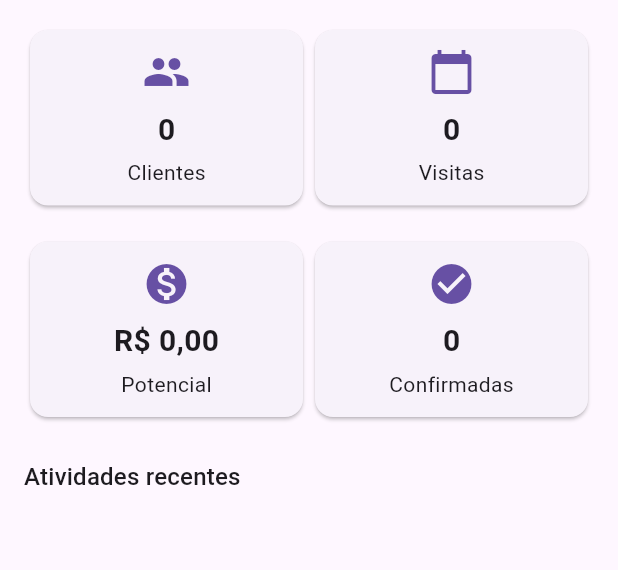
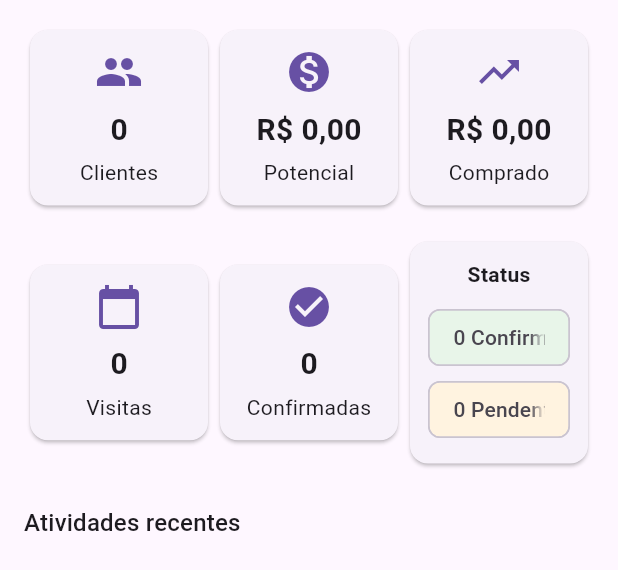
Before and after one commit to albertothe/agendarep, a Flutter app: the DashboardPage widget shown alone on an empty page, opened directly, on a phone screen of 412 x 824 dp. Shown: the top 570 px of the screen. Run offline on Flutter 3.47's test engine with Material 3 defaults, Android fonts, the phone set to English and light mode, and no system bars; our stand-ins replace flutter_secure_storage; missing offline and left inert: jwt_decode; accounts and stored records are empty; network calls fail.

Commit message:
feat: integrate dashboard with backend

```diff
--- a/mobile/agendarep_app/lib/dashboard_page.dart
+++ b/mobile/agendarep_app/lib/dashboard_page.dart
@@ -2,6 +2,7 @@ import 'dart:convert';
 
 import 'package:flutter/material.dart';
 import 'package:intl/intl.dart';
+import 'package:jwt_decode/jwt_decode.dart';
 
 import 'api_service.dart';
 
@@ -17,6 +18,9 @@ class _DashboardPageState extends State<DashboardPage> {
 
   List<dynamic> clientes = [];
   List<dynamic> visitas = [];
+  List<dynamic> representantes = [];
+  String repSelecionado = '';
+  String perfil = '';
   bool loading = true;
 
   @override
@@ -25,23 +29,45 @@ class _DashboardPageState extends State<DashboardPage> {
     _loadData();
   }
 
+  Future<void> _loadRepresentantes() async {
+    final res = await api.get('/usuarios/representantes');
+    if (res.statusCode == 200) {
+      representantes = jsonDecode(res.body);
+    }
+  }
+
   Future<void> _loadData() async {
     setState(() => loading = true);
 
     try {
-      final resClientes = await api.get('/clientes');
+      final token = await api.getToken();
+      if (token != null) {
+        final data = Jwt.parseJwt(token);
+        perfil = data['perfil'] ?? '';
+        if ((perfil == 'coordenador' || perfil == 'diretor') && representantes.isEmpty) {
+          await _loadRepresentantes();
+        }
+      }
+
+      final clienteQuery = repSelecionado.isNotEmpty ? '?codusuario=$repSelecionado' : '';
+      final resClientes = await api.get('/clientes$clienteQuery');
       if (resClientes.statusCode == 200) {
         clientes = jsonDecode(resClientes.body);
+      } else {
+        clientes = [];
       }
 
       final now = DateTime.now();
       final start = now.subtract(Duration(days: now.weekday - 1));
       final end = start.add(const Duration(days: 6));
       final df = DateFormat('yyyy-MM-dd');
-      final resVisitas = await api
-          .get('/visitas?inicio=${df.format(start)}&fim=${df.format(end)}');
+      final visitasQuery =
+          '?inicio=${df.format(start)}&fim=${df.format(end)}${repSelecionado.isNotEmpty ? '&codusuario=$repSelecionado' : ''}';
+      final resVisitas = await api.get('/visitas$visitasQuery');
       if (resVisitas.statusCode == 200) {
         visitas = jsonDecode(resVisitas.body);
+      } else {
+        visitas = [];
       }
     } finally {
       setState(() => loading = false);
@@ -56,6 +82,10 @@ class _DashboardPageState extends State<DashboardPage> {
       0,
       (sum, c) =>
           sum + ((c['potencial_compra'] as num?)?.toDouble() ?? 0.0));
+  double get totalComprado => clientes.fold(
+      0,
+      (sum, c) => sum + ((c['valor_comprado'] as num?)?.toDouble() ?? 0.0));
+  int get qtdClientes => clientes.map((c) => c['id_cliente']).toSet().length;
 
   @override
   Widget build(BuildContext context) {
@@ -68,23 +98,48 @@ class _DashboardPageState extends State<DashboardPage> {
       child: ListView(
         padding: const EdgeInsets.all(16),
         children: [
+          if (perfil == 'coordenador' || perfil == 'diretor')
+            Padding(
+              padding: const EdgeInsets.only(bottom: 16),
+              child: DropdownButtonFormField<String>(
+                value: repSelecionado.isEmpty ? null : repSelecionado,
+                decoration: const InputDecoration(labelText: 'Representante'),
+                items: [
+                  const DropdownMenuItem(value: '', child: Text('Todos')),
+                  ...representantes.map((r) => DropdownMenuItem(
+                        value: r['codusuario'].toString(),
+                        child: Text(r['nome']),
+                      ))
+                ],
+                onChanged: (v) {
+                  setState(() => repSelecionado = v ?? '');
+                  _loadData();
+                },
+              ),
+            ),
           Row(
             children: [
-              _buildCard('Clientes', clientes.length.toString(), Icons.people),
+              _buildCard('Clientes', qtdClientes.toString(), Icons.people),
               _buildCard(
-                  'Visitas', visitas.length.toString(), Icons.calendar_today),
+                  'Potencial',
+                  NumberFormat.simpleCurrency(locale: 'pt_BR')
+                      .format(potencialTotal),
+                  Icons.monetization_on),
+              _buildCard(
+                  'Comprado',
+                  NumberFormat.simpleCurrency(locale: 'pt_BR')
+                      .format(totalComprado),
+                  Icons.trending_up),
             ],
           ),
           const SizedBox(height: 16),
           Row(
             children: [
               _buildCard(
-                  'Potencial',
-                  NumberFormat.simpleCurrency(locale: 'pt_BR')
-                      .format(potencialTotal),
-                  Icons.monetization_on),
+                  'Visitas', visitas.length.toString(), Icons.calendar_today),
               _buildCard('Confirmadas', visitasConfirmadas.toString(),
                   Icons.check_circle),
+              _buildStatusCard(),
             ],
           ),
           const SizedBox(height: 24),
@@ -116,6 +171,35 @@ class _DashboardPageState extends State<DashboardPage> {
               ),
               const SizedBox(height: 4),
               Text(label),
+            ],
+          ),
+        ),
+      ),
+    );
+  }
+
+  Widget _buildStatusCard() {
+    return Expanded(
+      child: Card(
+        child: Padding(
+          padding: const EdgeInsets.all(12),
+          child: Column(
+            children: [
+              const Text('Status', style: TextStyle(fontWeight: FontWeight.bold)),
+              const SizedBox(height: 8),
+              Wrap(
+                spacing: 8,
+                children: [
+                  Chip(
+                    label: Text('$visitasConfirmadas Confirmadas'),
+                    backgroundColor: Colors.green.shade50,
+                  ),
+                  Chip(
+                    label: Text('$visitasPendentes Pendentes'),
+                    backgroundColor: Colors.orange.shade50,
+                  ),
+                ],
+              )
             ],
           ),
         ),
```
